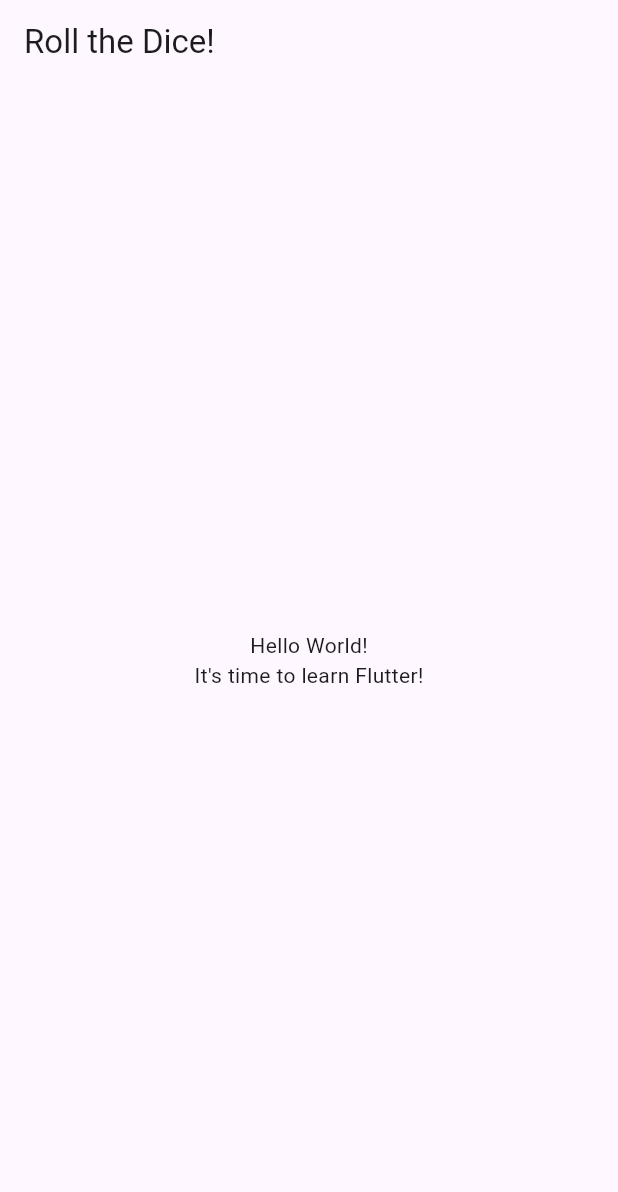
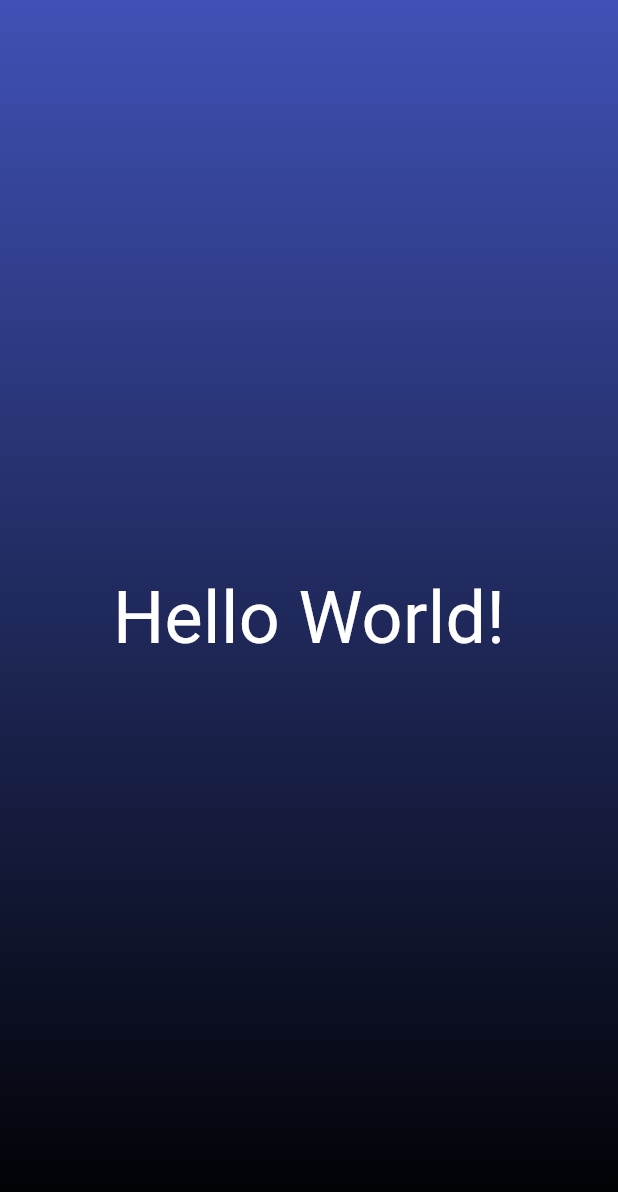
Before and after one commit to adeonirlabs/flutter-roll-the-dice, a Flutter app: the screen it shows after launch, on a phone screen of 412 x 824 dp. Shown: the top 1192 px of the screen. Run offline on Flutter 3.47's test engine with Material 3 defaults, Android fonts, the phone set to English and light mode, and no system bars.

Commit message:
Add scaffold, container, gradient and text color

```diff
--- a/lib/main.dart
+++ b/lib/main.dart
@@ -11,21 +11,20 @@ class RollTheDice extends StatelessWidget {
   Widget build(BuildContext context) {
     return MaterialApp(
       title: 'Flutter Demo',
-      theme: ThemeData(
-        brightness: Brightness.light,
-        primaryColor: Colors.blueGrey,
-      ),
       home: Scaffold(
-        appBar: AppBar(
-          title: const Text('Roll the Dice!'),
-        ),
-        body: const Center(
-          child: Column(
-            mainAxisAlignment: MainAxisAlignment.center,
-            children: [
-              Text('Hello World!'),
-              Text('It\'s time to learn Flutter!'),
-            ],
+        body: Container(
+          decoration: const BoxDecoration(
+            gradient: LinearGradient(
+              begin: Alignment.topCenter,
+              end: Alignment.bottomCenter,
+              colors: [Colors.indigo, Colors.black],
+            ),
+          ),
+          child: const Center(
+            child: Text(
+              'Hello World!',
+              style: TextStyle(fontSize: 48, color: Colors.white),
+            ),
           ),
         ),
       ),
```
